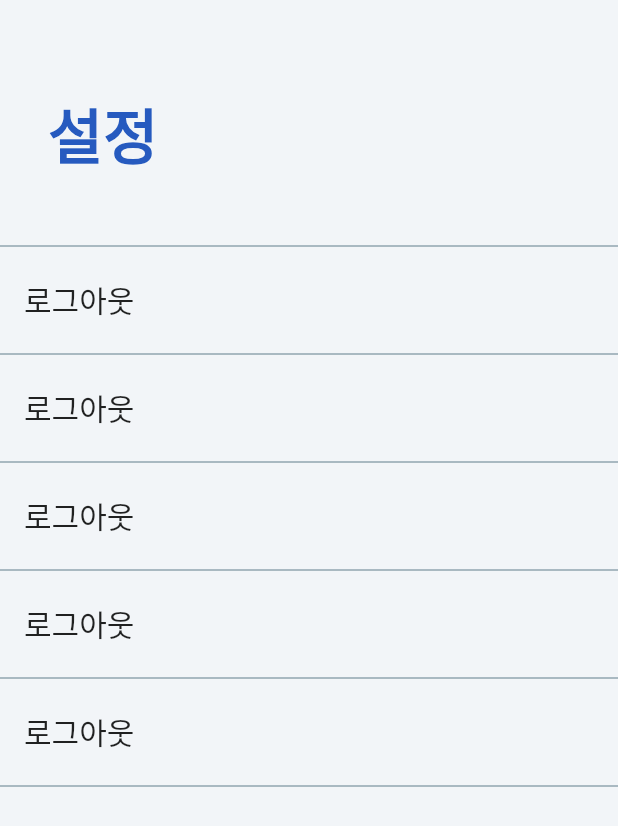
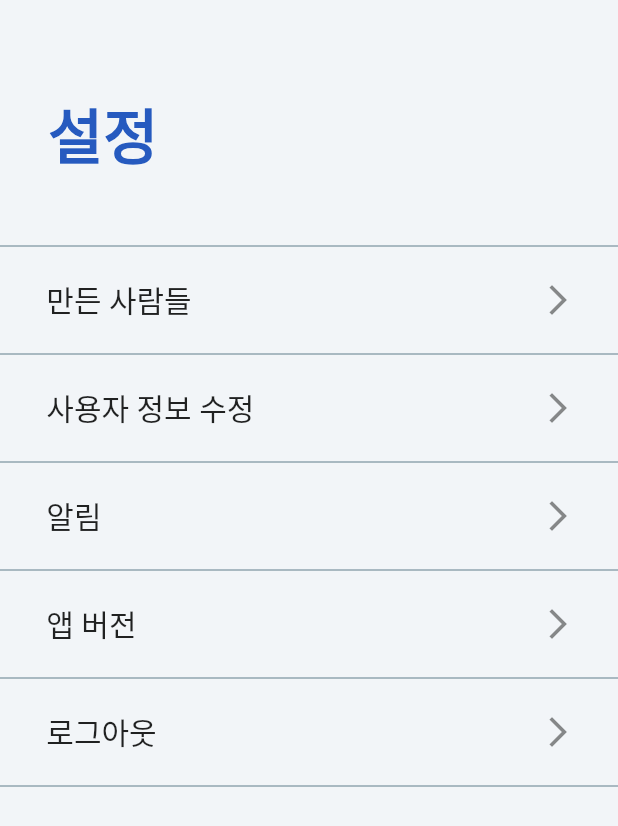
Before and after one commit to minsung521/IRFY, a Flutter app: the Settings screen opened by its route, on a phone screen of 412 x 824 dp. Shown: the top 826 px of the screen. Run offline on Flutter 3.47's test engine with Material 2 defaults, Android fonts, the phone set to English and light mode, and no system bars; our stand-ins replace carousel_slider, webview_flutter.

```diff
--- a/lib/home/howyoufeeltoday.dart
+++ b/lib/home/howyoufeeltoday.dart
@@ -120,9 +120,9 @@ class _HowUFeelTodayState extends State<HowUFeelToday> {
                         : MyHome.of(context).feeling == 2
                             ? "보통"
                             : MyHome.of(context).feeling == 3
-                                ? "불편"
+                                ? "스트레스"
                                 : MyHome.of(context).feeling == 4
-                                    ? "화남"
+                                    ? "스트레스 푹푹"
                                     : "ERROR",
                 style: TextStyle(
                   color: Color(0xffBDDEFF),
--- a/lib/home/navigation_buttons.dart
+++ b/lib/home/navigation_buttons.dart
@@ -1,6 +1,5 @@
 import 'package:flutter/material.dart';
 import 'package:irfy_app/aboutIRFY/aboutIRFY.dart';
-import 'package:irfy_app/help/help.dart';
 import 'package:irfy_app/settings/settings.dart';
 
 class NavigationBtns extends StatefulWidget {
@@ -38,7 +37,7 @@ class _NavigationBtnsState extends State<NavigationBtns> {
           ElevatedButton(
             onPressed: () {
               Navigator.of(context)
-                  .push(MaterialPageRoute(builder: (context) => help()));
+                  .push(MaterialPageRoute(builder: (context) => AboutIRFY()));
             },
             child: Icon(Icons.help, color: Color(0xff757575)),
             style: ElevatedButton.styleFrom(
--- a/lib/settings/settings.dart
+++ b/lib/settings/settings.dart
@@ -40,10 +40,14 @@ class _SettingsState extends State<Settings> {
                 ),
                 ListTile(
                   title: Text(
-                    "로그아웃",
+                    "   만든 사람들",
                     style: TextStyle(
                       fontSize: 20,
                     ),
+                  ),
+                  trailing: IconButton(
+                    icon: Icon(Icons.arrow_forward_ios),
+                    onPressed: () {},
                   ),
                 ),
                 Divider(
@@ -51,10 +55,14 @@ class _SettingsState extends State<Settings> {
                 ),
                 ListTile(
                   title: Text(
-                    "로그아웃",
+                    "   사용자 정보 수정",
                     style: TextStyle(
                       fontSize: 20,
                     ),
+                  ),
+                  trailing: IconButton(
+                    icon: Icon(Icons.arrow_forward_ios),
+                    onPressed: () {},
                   ),
                 ),
                 Divider(
@@ -62,10 +70,14 @@ class _SettingsState extends State<Settings> {
                 ),
                 ListTile(
                   title: Text(
-                    "로그아웃",
+                    "   알림",
                     style: TextStyle(
                       fontSize: 20,
                     ),
+                  ),
+                  trailing: IconButton(
+                    icon: Icon(Icons.arrow_forward_ios),
+                    onPressed: () {},
                   ),
                 ),
                 Divider(
@@ -73,10 +85,14 @@ class _SettingsState extends State<Settings> {
                 ),
                 ListTile(
                   title: Text(
-                    "로그아웃",
+                    "   앱 버전",
                     style: TextStyle(
                       fontSize: 20,
                     ),
+                  ),
+                  trailing: IconButton(
+                    icon: Icon(Icons.arrow_forward_ios),
+                    onPressed: () {},
                   ),
                 ),
                 Divider(
@@ -84,10 +100,14 @@ class _SettingsState extends State<Settings> {
                 ),
                 ListTile(
                   title: Text(
-                    "로그아웃",
+                    "   로그아웃",
                     style: TextStyle(
                       fontSize: 20,
                     ),
+                  ),
+                  trailing: IconButton(
+                    icon: Icon(Icons.arrow_forward_ios),
+                    onPressed: () {},
                   ),
                 ),
                 Divider(
--- a/pubspec.yaml
+++ b/pubspec.yaml
@@ -32,6 +32,7 @@ dependencies:
   google_fonts: ^2.1.0
   flutter_swiper: ^1.1.6
   webview_flutter: ^0.3.19+9
+  get: ^4.1.4
 
 dev_dependencies:
   flutter_test:
```
Also changed, not shown: lib/aboutIRFY/aboutIRFY.dart (+67 -10 lines), lib/help/help.dart (deleted, +0 -10 lines), lib/home/myhome.dart (+28 -2 lines), lib/music/musichome.dart (+22 -1 lines), assets/introduceIRFY.png (added), assets/today'scheer.png (added), pubspec.lock, 2 other files.
